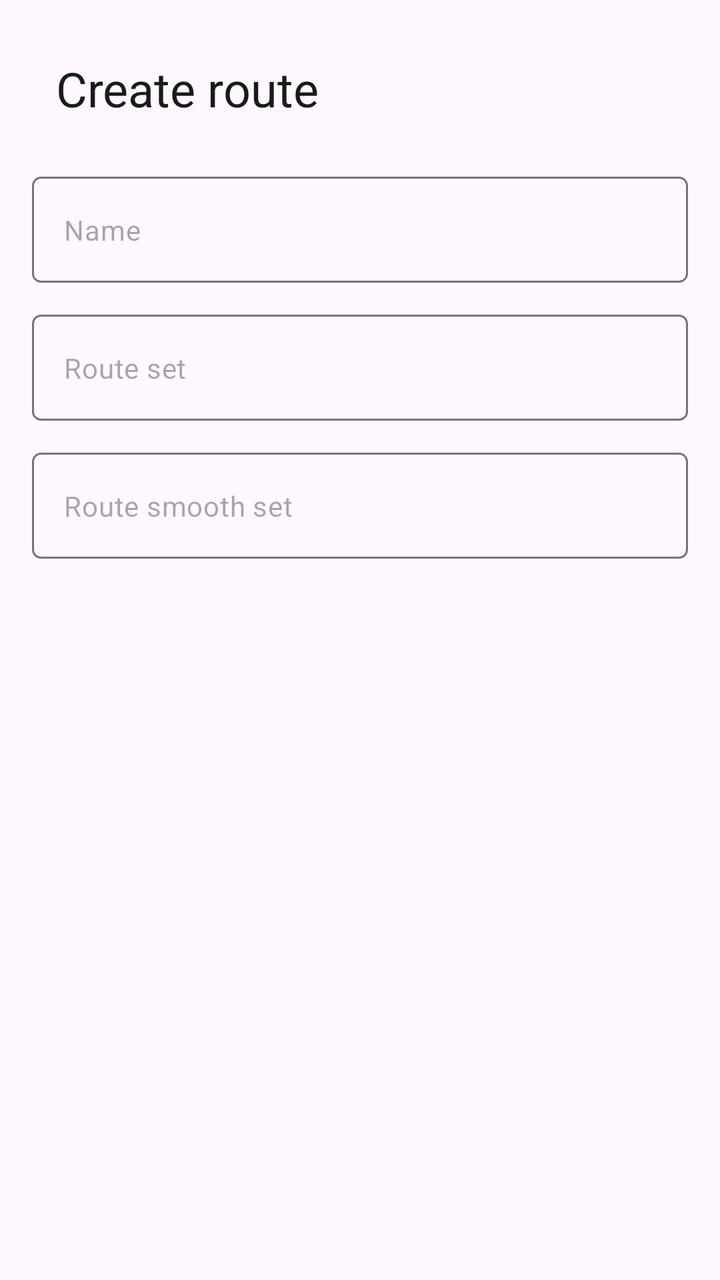
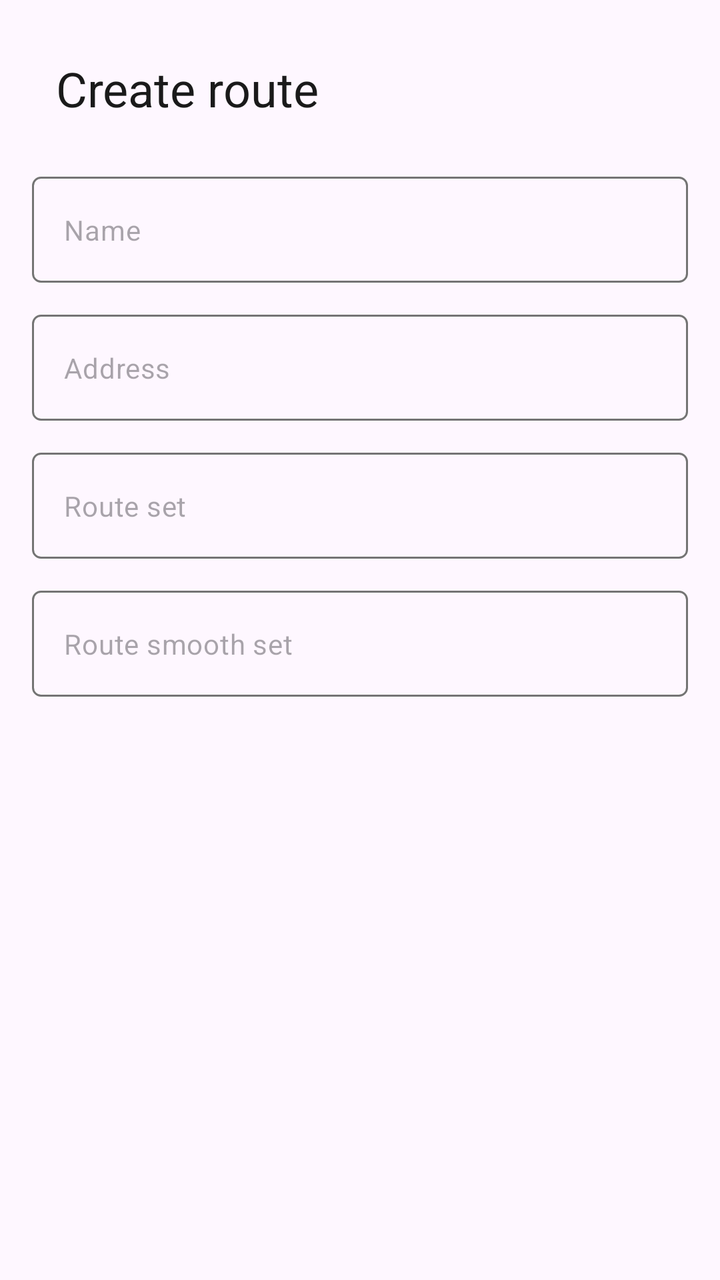

Compare the two renders of this Android layout. The source of the first and the diff that turns it into the second are given below.
<!-- AndroidManifest.xml: application theme AppTheme -->
<!-- res/layout/dialog_add_route.xml -->
<?xml version="1.0" encoding="utf-8"?>
<LinearLayout
    xmlns:android="http://schemas.android.com/apk/res/android"
    xmlns:app="http://schemas.android.com/apk/res-auto"
    android:layout_width="match_parent"
    android:layout_height="wrap_content"
    android:orientation="vertical"
    android:padding="16dp">

        <TextView
            android:layout_width="match_parent"
            android:layout_height="wrap_content"
            android:text="@string/add_route"
            android:textAppearance="?attr/textAppearanceHeadlineSmall"
            android:textColor="?attr/colorOnSurface"
            android:padding="12dp"/>

        <com.google.android.material.textfield.TextInputLayout
            android:layout_width="match_parent"
            android:layout_height="wrap_content"
            android:layout_marginTop="16dp"
            app:boxBackgroundMode="none"
            app:hintEnabled="false"
            >

            <com.google.android.material.textfield.TextInputEditText
                android:id="@+id/etRouteName"
                android:layout_width="match_parent"
                android:layout_height="wrap_content"
                android:imeOptions="actionNext"
                android:inputType="text"
                android:singleLine="true"
                android:textColor="?attr/colorOnSurface"
                android:textAppearance="@style/TextAppearance.Material3.BodyMedium"
                android:hint="@string/name"
                android:background="@drawable/edit_text_box">

                
            </com.google.android.material.textfield.TextInputEditText>
        </com.google.android.material.textfield.TextInputLayout>

        <com.google.android.material.textfield.TextInputLayout
            android:layout_width="match_parent"
            android:layout_height="wrap_content"
            android:layout_marginTop="16dp"
            app:boxBackgroundMode="none"
            app:hintEnabled="false"
            >

            <com.google.android.material.textfield.TextInputEditText
                android:id="@+id/etRouteSet"
                android:layout_width="match_parent"
                android:layout_height="wrap_content"
                android:imeOptions="actionNext"
                android:inputType="text"
                android:singleLine="true"
                android:textColor="?attr/colorOnSurface"
                android:textAppearance="@style/TextAppearance.Material3.BodyMedium"
                android:hint="@string/route_set"
                android:background="@drawable/edit_text_box">
            </com.google.android.material.textfield.TextInputEditText>
        </com.google.android.material.textfield.TextInputLayout>

        <com.google.android.material.textfield.TextInputLayout
            android:layout_width="match_parent"
            android:layout_height="wrap_content"
            android:layout_marginTop="16dp"
            app:boxBackgroundMode="none"
            app:hintEnabled="false"
            >

            <com.google.android.material.textfield.TextInputEditText
                android:id="@+id/etRouteSmooth"
                android:layout_width="match_parent"
                android:layout_height="wrap_content"
                android:imeOptions="actionDone"
                android:inputType="text"
                android:singleLine="true"
                android:textColor="?attr/colorOnSurface"
                android:textAppearance="@style/TextAppearance.Material3.BodyMedium"
                android:hint="@string/route_smooth_set"
                android:background="@drawable/edit_text_box">
            </com.google.android.material.textfield.TextInputEditText>
        </com.google.android.material.textfield.TextInputLayout>

</LinearLayout>
<!-- resources referenced by this layout -->
<resources>
  <!-- drawable edit_text_box (drawable) -->
  <?xml version="1.0" encoding="utf-8"?>
  <selector xmlns:android="http://schemas.android.com/apk/res/android">
      <item android:state_focused="true">
          <shape android:shape="rectangle">
              <solid android:color="@android:color/transparent" />
              <stroke android:width="2dp" android:color="?attr/colorPrimary" />
              <corners android:radius="4dp" />
          </shape>
      </item>
      <item>
          <shape android:shape="rectangle">
              <solid android:color="@android:color/transparent" />
              <stroke android:width="1dp" android:color="?attr/colorOutline" />
              <corners android:radius="4dp" />
          </shape>
      </item>
  </selector>
  <string name="add_route">Create route</string>
  <string name="name">Name</string>
  <string name="route_set">Route set</string>
  <string name="route_smooth_set">Route smooth set</string>
  <style name="AppTheme" parent="Theme.Material3.Light.NoActionBar">
          
          <item name="colorPrimary">#5F5F5F</item>
          <item name="colorOnPrimary">#FFFFFF</item>
          <item name="colorPrimaryContainer">#E0E0E0</item>
          <item name="colorOnPrimaryContainer">#1E1E1E</item>
          <item name="colorSecondary">#494949</item>
          <item name="colorOnSecondary">#FFFFFF</item>
          <item name="colorSecondaryContainer">#E7E7E7</item>
          <item name="colorOnSecondaryContainer">#2A2A2A</item>
          <item name="colorSurface">#FFFFFF</item>
          <item name="colorOnSurface">#1A1A1A</item>
          <item name="colorSurfaceVariant">#F0F0F0</item>
          <item name="colorOnSurfaceVariant">#5F5F5F</item>
          <item name="colorOutline">#747474</item>
  
          
          <item name="portalFabIconTint">#1A1A1A</item>
  
          
          <item name="android:statusBarColor">@android:color/transparent</item>
          <item name="android:windowDrawsSystemBarBackgrounds">true</item>
          <item name="android:windowTranslucentStatus">true</item>
          <item name="windowActionModeOverlay">true</item>
          <item name="windowActionBar">false</item>
          <item name="windowNoTitle">true</item>
  
          
          <item name="searchViewStyle">@style/Portal.SearchViewStyle</item>
          <item name="sliderStyle">@style/Portal.SliderTheme</item>
          <item name="android:popupMenuStyle">@style/PortalPopupMenuStyle</item>
          
          <item name="switchStyle">@style/Portal.SwitchStyle</item>
      </style>
  <style name="Portal.SearchViewStyle" parent="Widget.AppCompat.SearchView" />
  <style name="Portal.SliderTheme" parent="Widget.Material3.Slider" />
  <style name="PortalPopupMenuStyle" parent="Widget.Material3.PopupMenu">
          <item name="android:popupAnimationStyle">@style/PortalPopupAnimation</item>
      </style>
  <style name="Portal.SwitchStyle" parent="Widget.Material3.CompoundButton.Switch">
          <item name="useMaterialThemeColors">true</item>
          <item name="trackTint">@color/switch_track_tint</item>
      </style>
  <style name="PortalPopupAnimation">
          <item name="android:windowEnterAnimation">@anim/popup_in_top_end</item>
          <item name="android:windowExitAnimation">@anim/popup_out_top_end</item>
      </style>
</resources>

<!-- the commit's change to res/layout/dialog_add_route.xml (unified diff, before → after) -->
@@ -37,6 +37,26 @@
 
                 
             </com.google.android.material.textfield.TextInputEditText>
+        </com.google.android.material.textfield.TextInputLayout>
+
+        <com.google.android.material.textfield.TextInputLayout
+            android:layout_width="match_parent"
+            android:layout_height="wrap_content"
+            android:layout_marginTop="16dp"
+            app:boxBackgroundMode="none"
+            app:hintEnabled="false">
+
+            <com.google.android.material.textfield.TextInputEditText
+                android:id="@+id/etRouteAddress"
+                android:layout_width="match_parent"
+                android:layout_height="wrap_content"
+                android:hint="@string/address"
+                android:imeOptions="actionNext"
+                android:inputType="text"
+                android:singleLine="true"
+                android:textColor="?attr/colorOnSurface"
+                android:textAppearance="@style/TextAppearance.Material3.BodyMedium"
+                android:background="@drawable/edit_text_box" />
         </com.google.android.material.textfield.TextInputLayout>
 
         <com.google.android.material.textfield.TextInputLayout
<!-- resource entries referenced after the edit -->
@@ -19,6 +19,7 @@
       </item>
   </selector>
   <string name="add_route">Create route</string>
+  <string name="address">Address</string>
   <string name="name">Name</string>
   <string name="route_set">Route set</string>
   <string name="route_smooth_set">Route smooth set</string>
